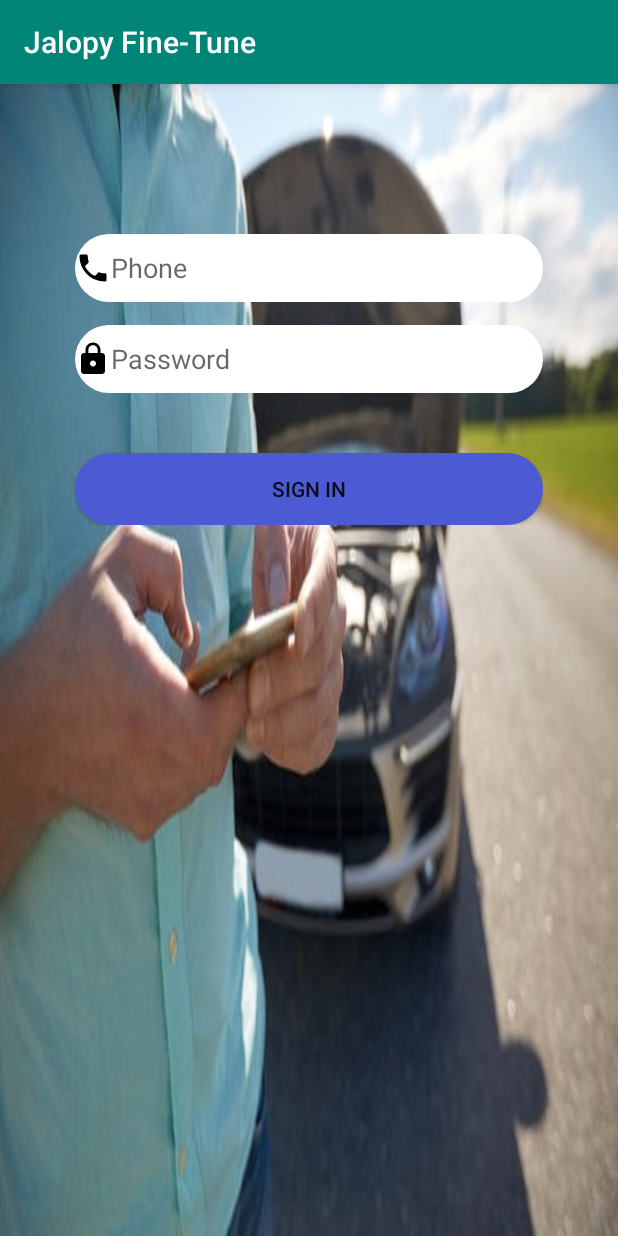
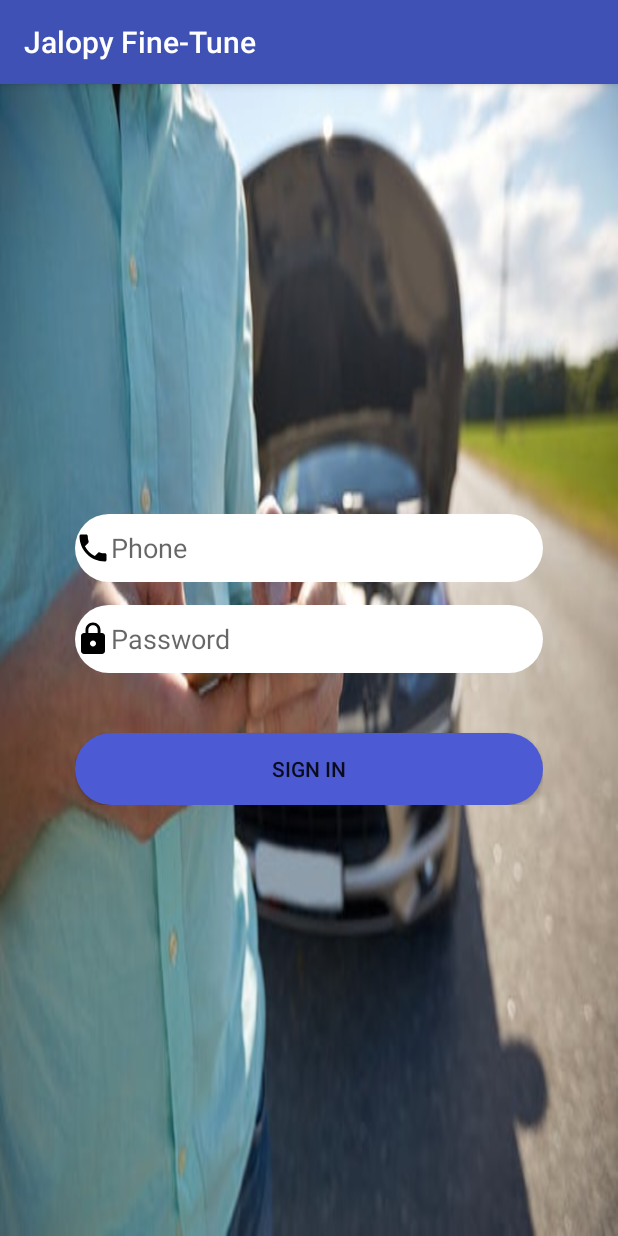
Before and after one commit to Itians786/Final-Year-Project, an Android app: the SignIn screen opened directly, with no data from a screen before it, on a phone screen of 412 x 824 dp. Run offline under Robolectric (Android 15) with nearby library versions, the phone set to English and light mode, and no system bars.

```diff
--- a/app/src/main/res/layout/activity_main.xml
+++ b/app/src/main/res/layout/activity_main.xml
@@ -11,13 +11,13 @@
         android:layout_height="wrap_content"
         android:orientation="vertical"
         android:layout_centerInParent="true"
+        android:layout_margin="50dp"
         >
 
         <Button
             android:id="@+id/SignInbtn"
             android:layout_width="300dp"
             android:layout_height="wrap_content"
-            android:layout_marginLeft="40dp"
             android:text="Sign In"
             android:textSize="30sp"
             android:textColor="#C7E6EC"
@@ -30,7 +30,6 @@
             android:layout_width="300dp"
             android:layout_height="wrap_content"
             android:text="Sign Up"
-        android:layout_marginLeft="40dp"
             android:layout_marginTop="10dp"
             android:textSize="30sp"
             android:textColor="#C7E6EC"
--- a/app/src/main/res/layout/activity_sign_in.xml
+++ b/app/src/main/res/layout/activity_sign_in.xml
@@ -6,14 +6,13 @@
     android:layout_height="match_parent"
     android:background="@drawable/signin"
     tools:context=".SignIn">
+
     <LinearLayout
         android:layout_width="match_parent"
         android:layout_height="wrap_content"
         android:orientation="vertical"
-        android:layout_marginTop="100dp"
-        android:layout_marginLeft="50dp"
-        android:layout_marginRight="50dp"
-
+        android:layout_margin = "50dp"
+        android:layout_centerInParent="true"
         >
 
         <EditText
--- a/app/src/main/res/values/colors.xml
+++ b/app/src/main/res/values/colors.xml
@@ -1,6 +1,6 @@
 <?xml version="1.0" encoding="utf-8"?>
 <resources>
-    <color name="colorPrimary">#008577</color>
-    <color name="colorPrimaryDark">#00574B</color>
-    <color name="colorAccent">#D81B60</color>
+    <color name="colorPrimary">#3F51B5</color>
+    <color name="colorPrimaryDark">#303F9F</color>
+    <color name="colorAccent">#FF4081</color>
 </resources>
```
Lines whose indentation alone changed are shown as unchanged.
